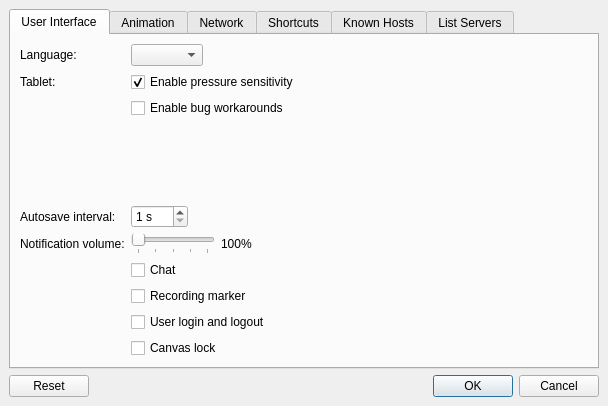
Qt form src/client/ui/settings.ui (drawpile/Drawpile) before a commit.
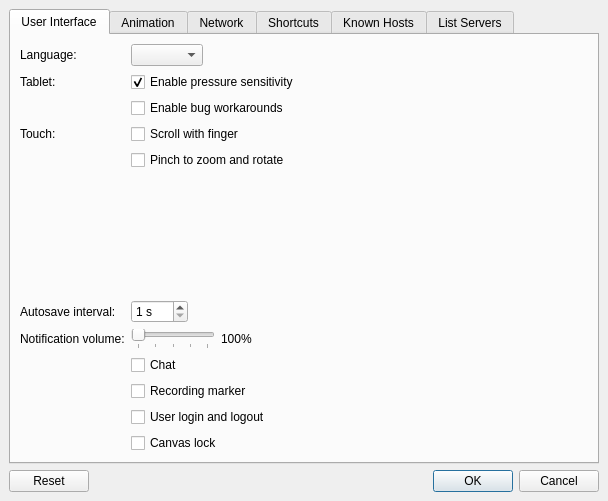
The same form after that commit. Icons and pictures are not drawn.

Commit message: Improve touch gesture support

What changed in the file:
```diff
--- a/src/client/ui/settings.ui
+++ b/src/client/ui/settings.ui
@@ -7,7 +7,7 @@
     <x>0</x>
     <y>0</y>
     <width>608</width>
-    <height>406</height>
+    <height>501</height>
    </rect>
   </property>
   <property name="windowTitle">
@@ -69,14 +69,57 @@
          </property>
         </widget>
        </item>
-       <item row="7" column="0">
+       <item row="4" column="1">
+        <widget class="QCheckBox" name="tabletBugWorkaround">
+         <property name="toolTip">
+          <string>Checking this may fix jaggy line and offset bugs on some tablets</string>
+         </property>
+         <property name="text">
+          <string>Enable bug workarounds</string>
+         </property>
+        </widget>
+       </item>
+       <item row="7" column="1">
+        <spacer name="verticalSpacer_3">
+         <property name="orientation">
+          <enum>Qt::Vertical</enum>
+         </property>
+         <property name="sizeHint" stdset="0">
+          <size>
+           <width>20</width>
+           <height>20</height>
+          </size>
+         </property>
+        </spacer>
+       </item>
+       <item row="9" column="0">
+        <widget class="QLabel" name="label_11">
+         <property name="text">
+          <string>Autosave interval:</string>
+         </property>
+        </widget>
+       </item>
+       <item row="9" column="1">
+        <widget class="QSpinBox" name="autosaveInterval">
+         <property name="suffix">
+          <string> s</string>
+         </property>
+         <property name="minimum">
+          <number>1</number>
+         </property>
+         <property name="maximum">
+          <number>300</number>
+         </property>
+        </widget>
+       </item>
+       <item row="10" column="0">
         <widget class="QLabel" name="label_9">
          <property name="text">
           <string>Notification volume:</string>
          </property>
         </widget>
        </item>
-       <item row="7" column="1">
+       <item row="10" column="1">
         <layout class="QHBoxLayout" name="horizontalLayout_4">
          <item>
           <widget class="QSlider" name="notificationVolume">
@@ -109,74 +152,52 @@
          </item>
         </layout>
        </item>
-       <item row="11" column="1">
+       <item row="14" column="1">
         <widget class="QCheckBox" name="notifChat">
          <property name="text">
           <string>Chat</string>
          </property>
         </widget>
        </item>
-       <item row="12" column="1">
+       <item row="15" column="1">
         <widget class="QCheckBox" name="notifMarker">
          <property name="text">
           <string>Recording marker</string>
          </property>
         </widget>
        </item>
-       <item row="13" column="1">
+       <item row="16" column="1">
         <widget class="QCheckBox" name="notifLogin">
          <property name="text">
           <string>User login and logout</string>
          </property>
         </widget>
        </item>
-       <item row="14" column="1">
+       <item row="17" column="1">
         <widget class="QCheckBox" name="notifLock">
          <property name="text">
           <string>Canvas lock</string>
          </property>
         </widget>
        </item>
-       <item row="4" column="1">
-        <widget class="QCheckBox" name="tabletBugWorkaround">
-         <property name="toolTip">
-          <string>Checking this may fix jaggy line and offset bugs on some tablets</string>
-         </property>
-         <property name="text">
-          <string>Enable bug workarounds</string>
-         </property>
-        </widget>
-       </item>
-       <item row="5" column="1">
-        <spacer name="verticalSpacer_3">
-         <property name="orientation">
-          <enum>Qt::Vertical</enum>
-         </property>
-         <property name="sizeHint" stdset="0">
-          <size>
-           <width>20</width>
-           <height>20</height>
-          </size>
-         </property>
-        </spacer>
-       </item>
-       <item row="6" column="0">
-        <widget class="QLabel" name="label_11">
-         <property name="text">
-          <string>Autosave interval:</string>
-         </property>
-        </widget>
-       </item>
        <item row="6" column="1">
-        <widget class="QSpinBox" name="autosaveInterval">
-         <property name="suffix">
-          <string> s</string>
+        <widget class="QCheckBox" name="touchpinch">
+         <property name="text">
+          <string>Pinch to zoom and rotate</string>
          </property>
-         <property name="minimum">
-          <number>1</number>
+        </widget>
+       </item>
+       <item row="5" column="1">
+        <widget class="QCheckBox" name="touchscroll">
+         <property name="text">
+          <string>Scroll with finger</string>
          </property>
-         <property name="maximum">
-          <number>300</number>
+        </widget>
+       </item>
+       <item row="5" column="0">
+        <widget class="QLabel" name="label_12">
+         <property name="text">
+          <string>Touch:</string>
          </property>
         </widget>
        </item>
```
The commit also changes 5 other files.
